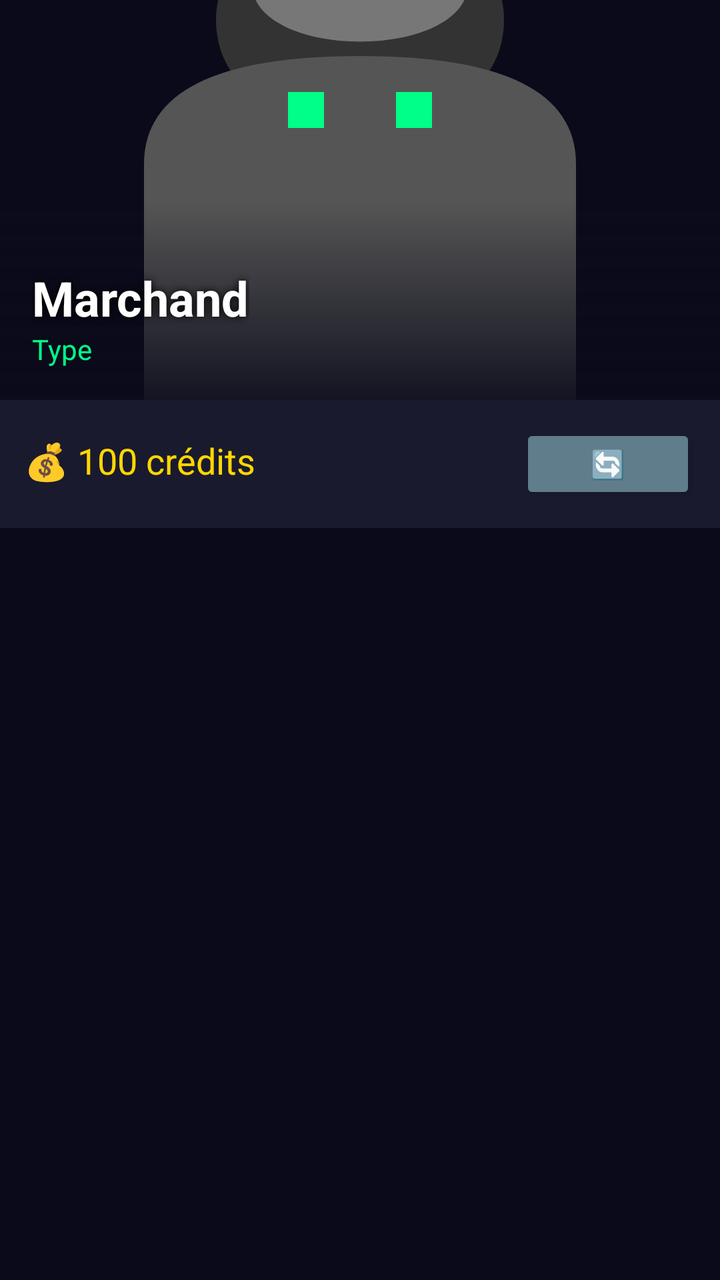
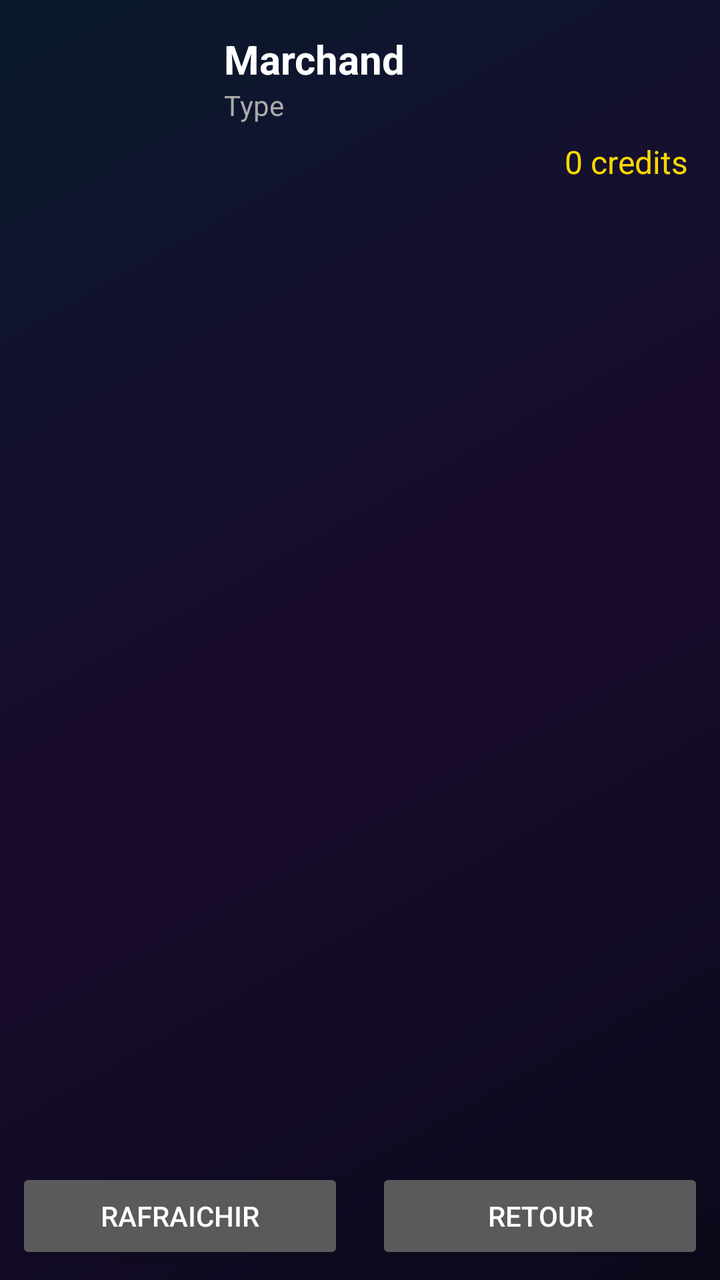

Screens rendered from an Android XML layout before and after an edit, with the pre-edit source and the edit as a unified diff.
<!-- AndroidManifest.xml: application theme Theme.CosmicOdyssey -->
<!-- res/layout/activity_shop.xml -->
<?xml version="1.0" encoding="utf-8"?>
<LinearLayout xmlns:android="http://schemas.android.com/apk/res/android"
    android:layout_width="match_parent"
    android:layout_height="match_parent"
    android:orientation="vertical"
    android:background="#0a0a1a">

    <FrameLayout
        android:layout_width="match_parent"
        android:layout_height="200dp">

        <ImageView
            android:id="@+id/merchantImage"
            android:layout_width="match_parent"
            android:layout_height="match_parent"
            android:scaleType="centerCrop"
            android:src="@drawable/ic_merchant_placeholder" />

        <View
            android:layout_width="match_parent"
            android:layout_height="match_parent"
            android:background="@drawable/gradient_merchant_overlay" />

        <LinearLayout
            android:layout_width="match_parent"
            android:layout_height="wrap_content"
            android:orientation="vertical"
            android:layout_gravity="bottom"
            android:padding="16dp">

            <TextView
                android:id="@+id/merchantName"
                android:layout_width="wrap_content"
                android:layout_height="wrap_content"
                android:text="Marchand"
                android:textColor="#ffffff"
                android:textSize="24sp"
                android:textStyle="bold"
                android:shadowColor="#000000"
                android:shadowRadius="10" />

            <TextView
                android:id="@+id/merchantType"
                android:layout_width="wrap_content"
                android:layout_height="wrap_content"
                android:text="Type"
                android:textColor="#00ff88"
                android:textSize="14sp" />
        </LinearLayout>
    </FrameLayout>

    <LinearLayout
        android:layout_width="match_parent"
        android:layout_height="wrap_content"
        android:orientation="horizontal"
        android:padding="12dp"
        android:background="#1a1a2e">

        <TextView
            android:id="@+id/creditsText"
            android:layout_width="0dp"
            android:layout_height="wrap_content"
            android:layout_weight="1"
            android:text="💰 100 crédits"
            android:textColor="#ffd700"
            android:textSize="18sp" />

        <Button
            android:id="@+id/refreshBtn"
            android:layout_width="wrap_content"
            android:layout_height="40dp"
            android:text="🔄"
            android:backgroundTint="#607d8b"
            android:textColor="#ffffff" />
    </LinearLayout>

    <androidx.recyclerview.widget.RecyclerView
        android:id="@+id/shopGrid"
        android:layout_width="match_parent"
        android:layout_height="0dp"
        android:layout_weight="1"
        android:padding="8dp" />
</LinearLayout>
<!-- resources referenced by this layout -->
<resources>
  <!-- drawable gradient_merchant_overlay (drawable) -->
  <?xml version="1.0" encoding="utf-8"?>
  <shape xmlns:android="http://schemas.android.com/apk/res/android"
      android:shape="rectangle">
      <gradient
          android:startColor="#00000000"
          android:centerColor="#00000000"
          android:endColor="#dd0a0a1a"
          android:angle="270" />
  </shape>
  <!-- drawable ic_merchant_placeholder (drawable) -->
  <?xml version="1.0" encoding="utf-8"?>
  <vector xmlns:android="http://schemas.android.com/apk/res/android"
      android:width="100dp"
      android:height="100dp"
      android:viewportWidth="100"
      android:viewportHeight="100">
      <path
          android:fillColor="#333333"
          android:pathData="M30,25 C30,15 40,10 50,10 C60,10 70,15 70,25 C70,35 60,40 50,40 C40,40 30,35 30,25Z" />
      <path
          android:fillColor="#555555"
          android:pathData="M20,45 C20,35 30,30 50,30 C70,30 80,35 80,45 L80,90 L20,90 Z" />
      <path
          android:fillColor="#777777"
          android:pathData="M35,20 C35,15 42,12 50,12 C58,12 65,15 65,20 C65,25 58,28 50,28 C42,28 35,25 35,20Z" />
      <path
          android:fillColor="#00ff88"
          android:pathData="M40,35 L45,35 L45,40 L40,40 Z" />
      <path
          android:fillColor="#00ff88"
          android:pathData="M55,35 L60,35 L60,40 L55,40 Z" />
  </vector>
  <style name="Theme.CosmicOdyssey" parent="Theme.Material3.Dark.NoActionBar">
          <item name="colorPrimary">@color/cosmic_green</item>
          <item name="colorPrimaryDark">@color/cosmic_green_dark</item>
          <item name="colorAccent">@color/cosmic_pink</item>
          <item name="android:windowBackground">@color/cosmic_black</item>
          <item name="android:textColorPrimary">@color/cosmic_text</item>
          <item name="android:textColorSecondary">@color/cosmic_text_secondary</item>
          <item name="android:colorBackground">@color/cosmic_black</item>
      </style>
  <color name="cosmic_green">#00ff88</color>
  <color name="cosmic_green_dark">#00cc6a</color>
  <color name="cosmic_pink">#ff00ff</color>
  <color name="cosmic_black">#0a0a1a</color>
  <color name="cosmic_text">#ffffff</color>
  <color name="cosmic_text_secondary">#b0b0b0</color>
</resources>

<!-- the commit's change to res/layout/activity_shop.xml (unified diff, before → after) -->
@@ -1,83 +1,88 @@
 <?xml version="1.0" encoding="utf-8"?>
-<LinearLayout xmlns:android="http://schemas.android.com/apk/res/android"
+<androidx.constraintlayout.widget.ConstraintLayout
+    xmlns:android="http://schemas.android.com/apk/res/android"
+    xmlns:app="http://schemas.android.com/apk/res-auto"
     android:layout_width="match_parent"
     android:layout_height="match_parent"
-    android:orientation="vertical"
-    android:background="#0a0a1a">
+    android:background="@drawable/bg_cosmic">
 
-    <FrameLayout
-        android:layout_width="match_parent"
-        android:layout_height="200dp">
+    <ImageView
+        android:id="@+id/merchantImage"
+        android:layout_width="80dp"
+        android:layout_height="80dp"
+        android:layout_margin="16dp"
+        android:scaleType="centerCrop"
+        android:adjustViewBounds="true"
+        app:layout_constraintTop_toTopOf="parent"
+        app:layout_constraintStart_toStartOf="parent" />
 
-        <ImageView
-            android:id="@+id/merchantImage"
-            android:layout_width="match_parent"
-            android:layout_height="match_parent"
-            android:scaleType="centerCrop"
-            android:src="@drawable/ic_merchant_placeholder" />
+    <TextView
+        android:id="@+id/merchantName"
+        android:layout_width="0dp"
+        android:layout_height="wrap_content"
+        android:text="Marchand"
+        android:textSize="20sp"
+        android:textColor="@android:color/white"
+        android:textStyle="bold"
+        android:layout_marginStart="16dp"
+        android:layout_marginEnd="16dp"
+        app:layout_constraintTop_toTopOf="@id/merchantImage"
+        app:layout_constraintStart_toEndOf="@id/merchantImage"
+        app:layout_constraintEnd_toEndOf="parent" />
 
-        <View
-            android:layout_width="match_parent"
-            android:layout_height="match_parent"
-            android:background="@drawable/gradient_merchant_overlay" />
+    <TextView
+        android:id="@+id/merchantType"
+        android:layout_width="0dp"
+        android:layout_height="wrap_content"
+        android:text="Type"
+        android:textSize="14sp"
+        android:textColor="#AAAAAA"
+        android:layout_marginStart="16dp"
+        android:layout_marginEnd="16dp"
+        app:layout_constraintTop_toBottomOf="@id/merchantName"
+        app:layout_constraintStart_toEndOf="@id/merchantImage"
+        app:layout_constraintEnd_toEndOf="parent" />
 
-        <LinearLayout
-            android:layout_width="match_parent"
-            android:layout_height="wrap_content"
-            android:orientation="vertical"
-            android:layout_gravity="bottom"
-            android:padding="16dp">
-
-            <TextView
-                android:id="@+id/merchantName"
-                android:layout_width="wrap_content"
-                android:layout_height="wrap_content"
-                android:text="Marchand"
-                android:textColor="#ffffff"
-                android:textSize="24sp"
-                android:textStyle="bold"
-                android:shadowColor="#000000"
-                android:shadowRadius="10" />
-
-            <TextView
-                android:id="@+id/merchantType"
-                android:layout_width="wrap_content"
-                android:layout_height="wrap_content"
-                android:text="Type"
-                android:textColor="#00ff88"
-                android:textSize="14sp" />
-        </LinearLayout>
-    </FrameLayout>
-
-    <LinearLayout
-        android:layout_width="match_parent"
+    <TextView
+        android:id="@+id/creditsText"
+        android:layout_width="wrap_content"
         android:layout_height="wrap_content"
-        android:orientation="horizontal"
-        android:padding="12dp"
-        android:background="#1a1a2e">
-
-        <TextView
-            android:id="@+id/creditsText"
-            android:layout_width="0dp"
-            android:layout_height="wrap_content"
-            android:layout_weight="1"
-            android:text="💰 100 crédits"
-            android:textColor="#ffd700"
-            android:textSize="18sp" />
-
-        <Button
-            android:id="@+id/refreshBtn"
-            android:layout_width="wrap_content"
-            android:layout_height="40dp"
-            android:text="🔄"
-            android:backgroundTint="#607d8b"
-            android:textColor="#ffffff" />
-    </LinearLayout>
+        android:text="0 credits"
+        android:textSize="16sp"
+        android:textColor="#FFD700"
+        android:layout_marginTop="8dp"
+        android:layout_marginEnd="16dp"
+        app:layout_constraintTop_toBottomOf="@id/merchantType"
+        app:layout_constraintEnd_toEndOf="parent" />
 
     <androidx.recyclerview.widget.RecyclerView
         android:id="@+id/shopGrid"
-        android:layout_width="match_parent"
+        android:layout_width="0dp"
         android:layout_height="0dp"
-        android:layout_weight="1"
-        android:padding="8dp" />
-</LinearLayout>
+        android:layout_margin="8dp"
+        app:layout_constraintTop_toBottomOf="@id/merchantImage"
+        app:layout_constraintBottom_toTopOf="@id/refreshBtn"
+        app:layout_constraintStart_toStartOf="parent"
+        app:layout_constraintEnd_toEndOf="parent" />
+
+    <Button
+        android:id="@+id/refreshBtn"
+        android:layout_width="0dp"
+        android:layout_height="wrap_content"
+        android:text="Rafraichir"
+        android:layout_margin="8dp"
+        app:layout_constraintBottom_toBottomOf="parent"
+        app:layout_constraintStart_toStartOf="parent"
+        app:layout_constraintEnd_toStartOf="@id/backBtn" />
+
+    <Button
+        android:id="@+id/backBtn"
+        android:layout_width="0dp"
+        android:layout_height="wrap_content"
+        android:text="Retour"
+        android:layout_margin="8dp"
+        app:layout_constraintBottom_toBottomOf="parent"
+        app:layout_constraintStart_toEndOf="@id/refreshBtn"
+        app:layout_constraintEnd_toEndOf="parent" />
+
+</androidx.constraintlayout.widget.ConstraintLayout>
<!-- resource entries referenced after the edit -->
@@ -1,38 +1,15 @@
 <!-- resources referenced by this layout -->
 <resources>
-  <!-- drawable gradient_merchant_overlay (drawable) -->
+  <!-- drawable bg_cosmic (drawable) -->
   <?xml version="1.0" encoding="utf-8"?>
   <shape xmlns:android="http://schemas.android.com/apk/res/android"
       android:shape="rectangle">
       <gradient
-          android:startColor="#00000000"
-          android:centerColor="#00000000"
-          android:endColor="#dd0a0a1a"
-          android:angle="270" />
+          android:startColor="#0a0a1a"
+          android:centerColor="#1a0a2e"
+          android:endColor="#0a1a2e"
+          android:angle="135" />
   </shape>
-  <!-- drawable ic_merchant_placeholder (drawable) -->
-  <?xml version="1.0" encoding="utf-8"?>
-  <vector xmlns:android="http://schemas.android.com/apk/res/android"
-      android:width="100dp"
-      android:height="100dp"
-      android:viewportWidth="100"
-      android:viewportHeight="100">
-      <path
-          android:fillColor="#333333"
-          android:pathData="M30,25 C30,15 40,10 50,10 C60,10 70,15 70,25 C70,35 60,40 50,40 C40,40 30,35 30,25Z" />
-      <path
-          android:fillColor="#555555"
-          android:pathData="M20,45 C20,35 30,30 50,30 C70,30 80,35 80,45 L80,90 L20,90 Z" />
-      <path
-          android:fillColor="#777777"
-          android:pathData="M35,20 C35,15 42,12 50,12 C58,12 65,15 65,20 C65,25 58,28 50,28 C42,28 35,25 35,20Z" />
-      <path
-          android:fillColor="#00ff88"
-          android:pathData="M40,35 L45,35 L45,40 L40,40 Z" />
-      <path
-          android:fillColor="#00ff88"
-          android:pathData="M55,35 L60,35 L60,40 L55,40 Z" />
-  </vector>
   <style name="Theme.CosmicOdyssey" parent="Theme.Material3.Dark.NoActionBar">
           <item name="colorPrimary">@color/cosmic_green</item>
           <item name="colorPrimaryDark">@color/cosmic_green_dark</item>
